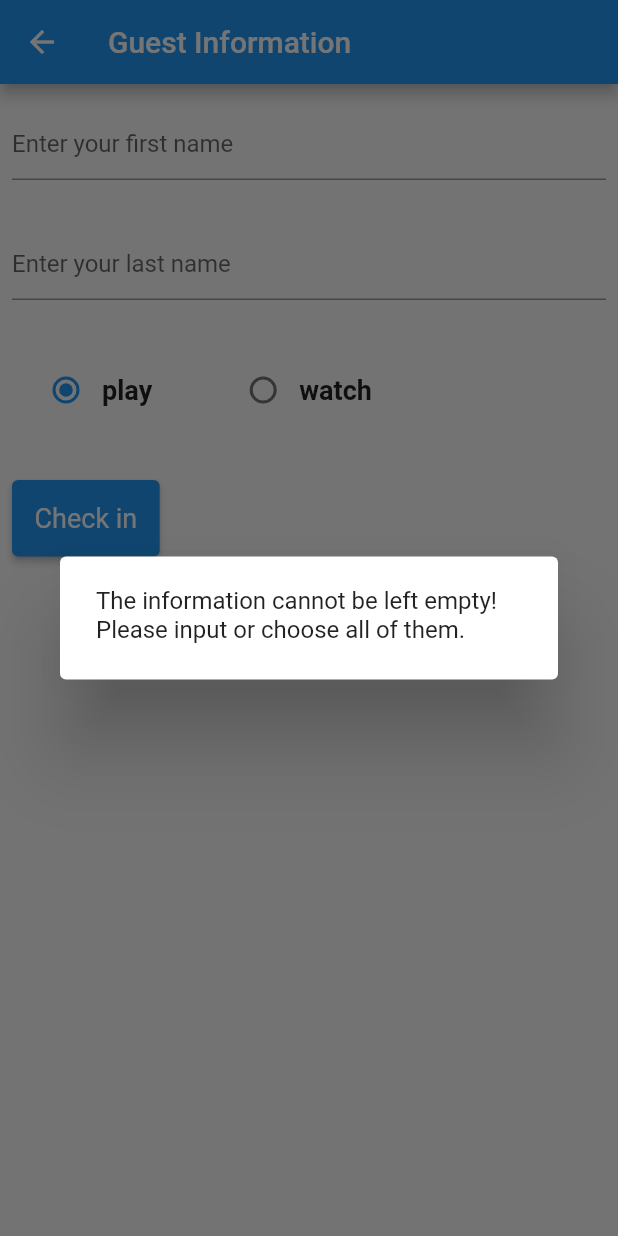
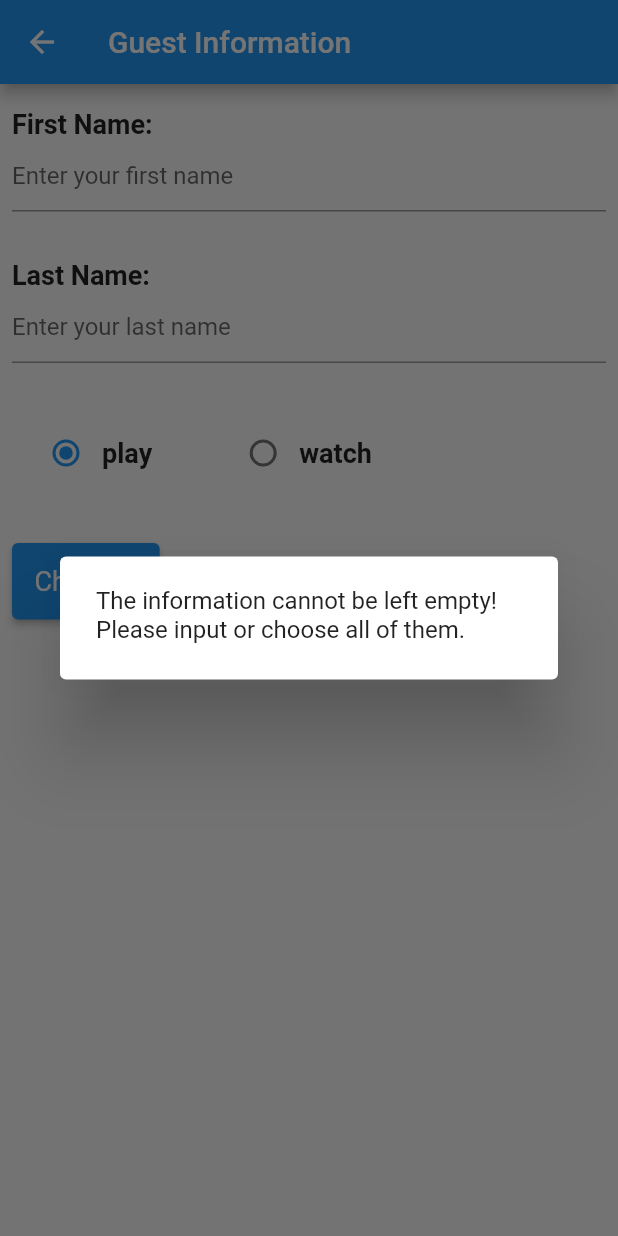
Before and after one commit to SulingXu/registry, a Flutter app: the GuestInfoInputWidget screen opened directly with empty values, after a tap on "Check in", on a phone screen of 412 x 824 dp. Run offline on Flutter 3.47's test engine with Material 2 defaults, Android fonts, the phone set to English and light mode, and no system bars.

Commit message:
Update with more appropriate names for variables and correct a mistake for getting the first name

```diff
--- a/lib/guest_list/guest_info_input_widget.dart
+++ b/lib/guest_list/guest_info_input_widget.dart
@@ -17,8 +17,8 @@ class GuestInfoInputWidget extends StatefulWidget {
 class _GuestInfoInputWidgetState extends State<GuestInfoInputWidget> {
   final _guestLastNameController = TextEditingController();
   final _guestFirstNameController = TextEditingController();
-  final String _firstNameTxt = 'First Name:';
-  final String _lastNameTxt = 'Last Name:';
+  final String _firstNameTextPrefix = 'First Name:';
+  final String _lastNameTextPrefix = 'Last Name:';
   final String _checkInTxt = 'Check in';
   final String _firstNameInputHintText = 'Enter your first name';
   final String _lastNameInputHintText = 'Enter your last name';
@@ -34,11 +34,11 @@ class _GuestInfoInputWidgetState extends State<GuestInfoInputWidget> {
       ),
     );
   }
-  Widget nameInputColumn(String txtString, TextEditingController controller, String hintText){
+  Widget nameInputColumn(String prefix, TextEditingController controller, String hintText){
     return Column(
       crossAxisAlignment: CrossAxisAlignment.start,
       children: [
-
+        Styles.text(prefix),
         Container(
           child: textFormField(controller, hintText),
         ),
@@ -56,11 +56,11 @@ class _GuestInfoInputWidgetState extends State<GuestInfoInputWidget> {
         children: <Widget>[
           Padding(
             padding: EdgeInsets.symmetric(horizontal: 8, vertical: 16),
-            child: nameInputColumn(_firstNameTxt, _guestFirstNameController, _firstNameInputHintText),
+            child: nameInputColumn(_firstNameTextPrefix, _guestFirstNameController, _firstNameInputHintText),
           ),
           Padding(
             padding: EdgeInsets.symmetric(horizontal: 8, vertical: 16),
-            child: nameInputColumn(_lastNameTxt, _guestLastNameController, _lastNameInputHintText),
+            child: nameInputColumn(_lastNameTextPrefix, _guestLastNameController, _lastNameInputHintText),
           ),
           GuestStatusWidget(guest: _guest),
           Padding(
@@ -80,12 +80,13 @@ class _GuestInfoInputWidgetState extends State<GuestInfoInputWidget> {
       _guest.checkInTime = DateTime.now();
       _guest.chosenHostName = widget.chosenHostName;
       _guest.lastName = _guestLastNameController.text;
-      _guest.firstName = _guestLastNameController.text;
+      _guest.firstName = _guestFirstNameController.text;
       widget.guestListProvider.addGuest(_guest);
-      Navigator.push(
+      Navigator.pushReplacement(
           context,
-          new MaterialPageRoute<void>(builder: (context) => new GuestListWidget(guestListProvider: widget.guestListProvider))
+          new MaterialPageRoute<void>(builder: (context) => GuestListWidget(guestListProvider: widget.guestListProvider))
       );
+      // Navigator.pushReplacementNamed(context, '/guestList');
     } else {
       showDialog<void>(
         context: context,
```
